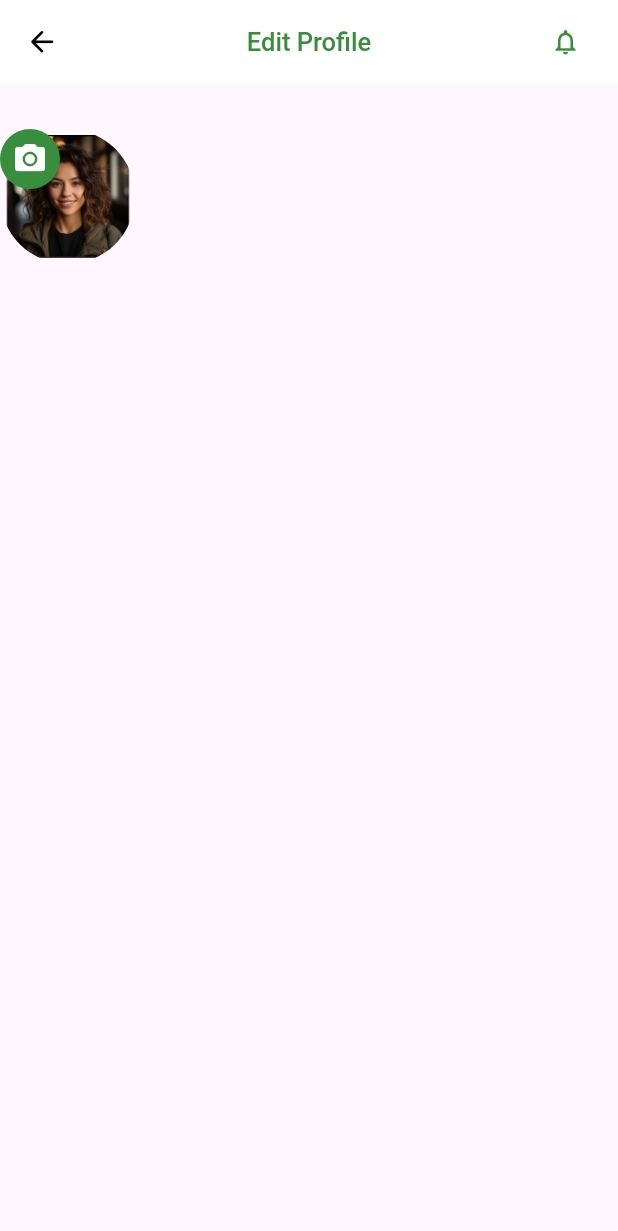
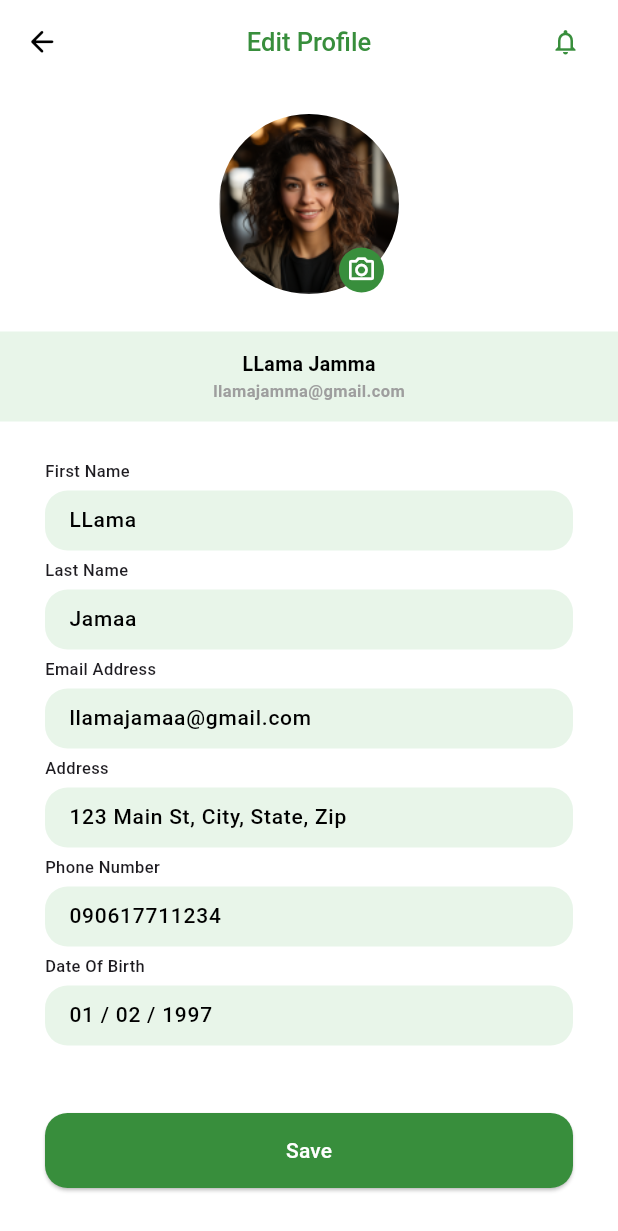
Before and after one commit to AJFX-01/joefloxy, a Flutter app: the EditProfilePage screen opened by its route, on a phone screen of 412 x 824 dp. Shown: the top 1231 px of the screen. Run offline on Flutter 3.47's test engine with Material 3 defaults, Android fonts, the light colour scheme and no system bars; our stand-ins replace material_design_icons_flutter.

Commit message:
feat: completed edit pprofile page

```diff
--- a/lib/screens/profile/edit_profile.dart
+++ b/lib/screens/profile/edit_profile.dart
@@ -15,13 +15,40 @@ class _EditProfilePageState extends State<EditProfilePage> {
   Widget build(BuildContext context) {
     return Scaffold(
       appBar: appBar("Edit Profile", context),
+      backgroundColor: AppColor.whiteColor,
       body: SingleChildScrollView(
         child: Column(
           mainAxisAlignment: MainAxisAlignment.center,
           crossAxisAlignment: CrossAxisAlignment.start,
           children: [
-            const SizedBox(height: 30,),
-            editProfilePhoto()
+            const SizedBox(height: 20,),
+            editProfilePhoto(),
+            const SizedBox(height: 15,),
+            labelContainer(),
+            const SizedBox(height: 15,),
+            Padding(
+              padding: const EdgeInsets.symmetric(horizontal: 30.0),
+              child: Column(
+                children: [
+                  _textField("First Name", "LLama", TextInputType.text),
+                  _textField("Last Name", "Jamaa", TextInputType.text),
+                  _textField("Email Address", "llamajamaa@gmail.com", TextInputType.emailAddress),
+                  _textField("Address", "123 Main St, City, State, Zip", TextInputType.text),
+                  _textField("Phone Number", "090617711234", TextInputType.phone),
+                  _textField("Date Of Birth", "01 / 02 / 1997", TextInputType.datetime),
+                  const SizedBox(height: 40,),
+                  AppButton(
+                  text: "Save",
+                  onPressed: () {},
+                  buttonHeight: 50,
+                  fontSize: 14,
+                  textColor: AppColor.whiteColor,
+                  buttonColor: AppColor.secondaryColor,
+                  borderRadius: BorderRadius.circular(15),
+                ),
+                ],
+              ),
+            ),
           ],
         ),
       ),
@@ -29,25 +56,94 @@ class _EditProfilePageState extends State<EditProfilePage> {
   }
 
   Widget editProfilePhoto() {
-    return Stack(
+    return Center(
+      child: Stack(
         children: [
           ClipOval(
             child: Image.asset(
               'assets/images/profile.png',
-            height: 90,
-            width: 90,
+              height: 120,
+              width: 120,
+              fit: BoxFit.cover,
             )
           ),
-        GestureDetector(
-          child:  Positioned(
-            bottom: 16,
-            right: 16,
+          Positioned(
+            bottom: 1,
+            left: 80,
+            child: GestureDetector(
               child: CircleAvatar(
+                radius: 15,
                 backgroundColor: AppColor.secondaryColor,
-              child: Icon(Icons.camera_alt, color: AppColor.whiteColor)),
+                child: Icon(
+                  size: 20,
+                  Icons.camera_alt_outlined,
+                  color: AppColor.whiteColor
+                )),
             ),
           ),
         ],
+      ),
+    );
+  }
+
+  Widget _textField(String label, String hintext, TextInputType? inputType) {
+    return TextFieldContainer(
+      labeltext: label,
+      child: TextField(
+        obscureText: false,
+        keyboardType: inputType,
+        cursorColor: AppColor.secondaryColor,
+        cursorHeight: 15,
+        style: TextStyle(
+          fontSize: 14,
+          fontWeight: FontWeight.w500,
+          color: AppColor.secondaryColorLight,
+        ),
+        textAlignVertical: const TextAlignVertical(y: 1),
+        decoration: InputDecoration(
+          border: OutlineInputBorder(
+            borderRadius: BorderRadius.circular(20),
+            borderSide: BorderSide.none,
+          ),
+          hintStyle: TextStyle(
+            fontSize: 14,
+            fontWeight: FontWeight.w500,
+            color: AppColor.blackColor,
+          ),
+          hintText: hintext,
+        ),
+      ),
+    );
+  }
+
+  Widget labelContainer() {
+    return Container(
+      margin: const EdgeInsets.symmetric(vertical: 10),
+      width: double.infinity,
+      height: 60,
+      color: AppColor.secondaryColorLighter,
+      child: Column(
+        crossAxisAlignment: CrossAxisAlignment.center,
+        mainAxisAlignment: MainAxisAlignment.center,
+        children: [
+          Text(
+            "LLama Jamma",
+            style: TextStyle(
+              fontSize: 13,
+              fontWeight: FontWeight.bold,
+              color: AppColor.blackColor,
+            ),
+          ),
+          Text(
+            "llamajamma@gmail.com",
+            style: TextStyle(
+              fontSize: 11,
+              fontWeight: FontWeight.w600,
+              color: AppColor.greyColor,
+            ),
+          ),
+        ],
+      ),
     );
   }
 }
--- a/lib/utils/widget_utils.dart
+++ b/lib/utils/widget_utils.dart
@@ -117,7 +117,7 @@ class TextFieldContainer extends StatelessWidget {
           margin: const EdgeInsets.symmetric(vertical: 5),
           decoration: BoxDecoration(
             color: AppColor.secondaryColorLighter,
-            borderRadius: BorderRadius.circular(25),
+            borderRadius: BorderRadius.circular(15),
           ),
           child: child,
         ),
```
Lines whose indentation alone changed are shown as unchanged.
